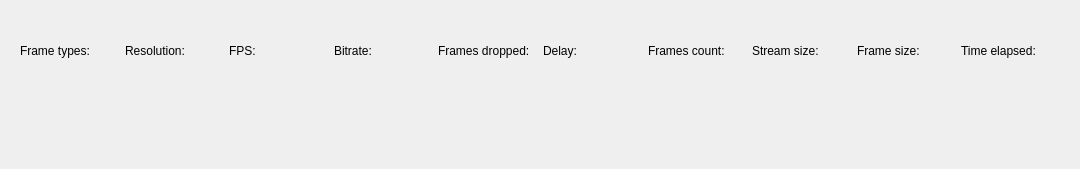
This is codec-preview/VideoStatisticsWidget.ui in pszopinski/codec-preview as Qt 5 draws it before an edit. The edited form follows.
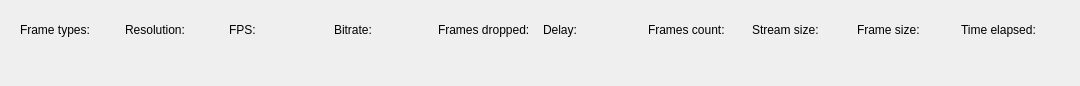
This is the edited form.

Commit message: change to read slider on release only

What changed in the file:
```diff
--- a/codec-preview/VideoStatisticsWidget.ui
+++ b/codec-preview/VideoStatisticsWidget.ui
@@ -7,7 +7,7 @@
     <x>0</x>
     <y>0</y>
     <width>1080</width>
-    <height>169</height>
+    <height>86</height>
    </rect>
   </property>
   <property name="windowTitle">
```
Lines whose indentation alone changed are shown as unchanged. The commit also changes 2 other files.
